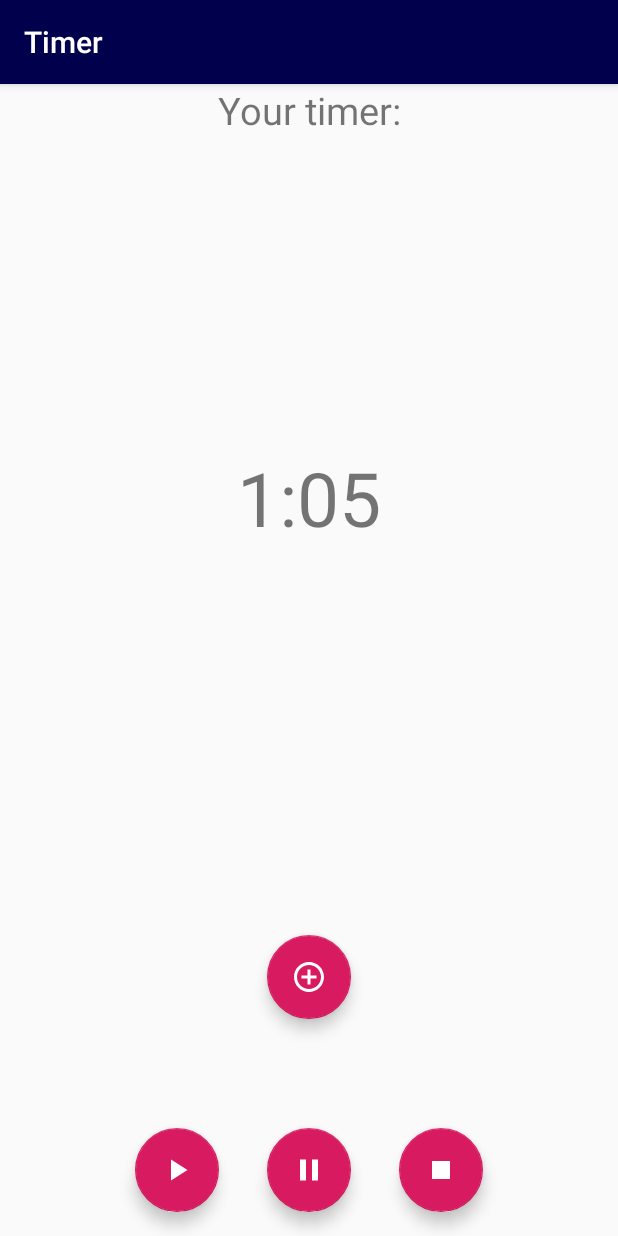
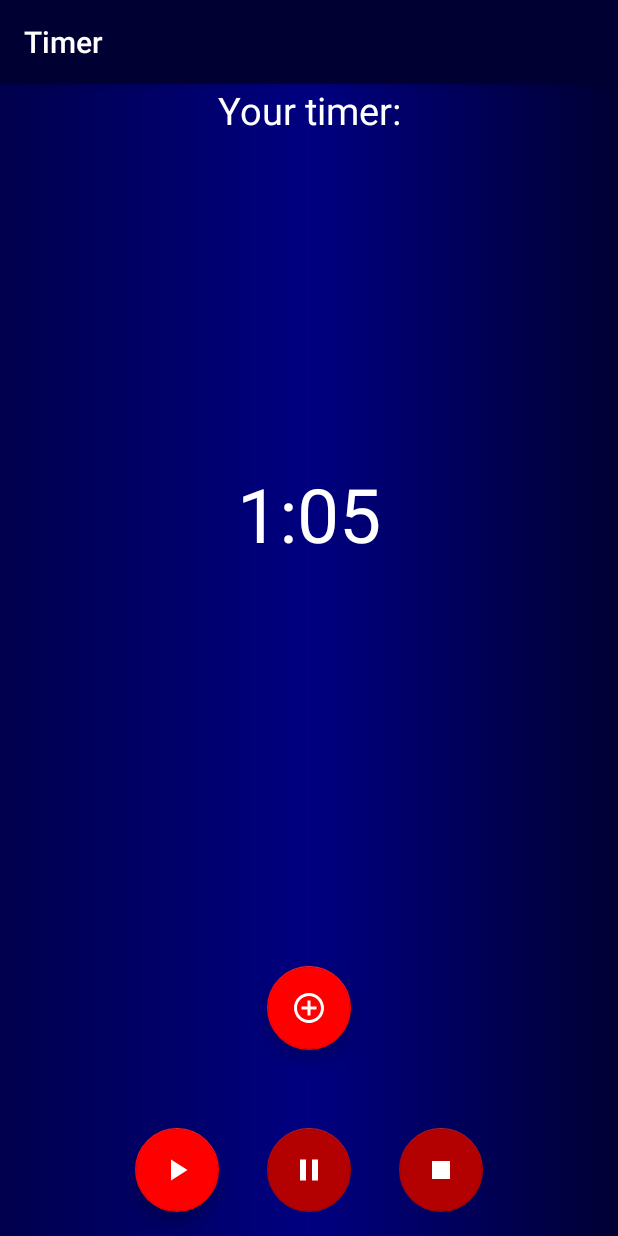
Before and after one commit to B1sham0n/Watch, an Android app: the screen it shows after launch (TimerActivity), after a tap on "Timer", on a phone screen of 412 x 824 dp. Run offline under Robolectric (Android 15) with nearby library versions, the phone set to English and light mode, and no system bars; 2 other taps on this screen came first.

Commit message:
new design + UtilButtons

```diff
--- a/app/src/main/java/android/example/watch/MainActivity.kt
+++ b/app/src/main/java/android/example/watch/MainActivity.kt
@@ -41,6 +41,7 @@ class MainActivity : AppCompatActivity(), NavigationView.OnNavigationItemSelecte
         fab.setOnClickListener { view ->
             showCreateCategoryDialog()
             //TODO: ОБЯЗАТЕЛЬНО добавить БД, в которой будет храниться выбранное GMT, и засунуть ее в UtilWatch
+            //TODO: в онпауз удалять поток с обновлением
         }
         val drawerLayout: DrawerLayout = findViewById(R.id.drawer_layout)
         val navView: NavigationView = findViewById(R.id.nav_view)
--- /dev/null
+++ b/app/src/main/java/android/example/watch/UtilButtons.kt
@@ -0,0 +1,75 @@
+package android.example.watch
+
+import android.content.Context
+import android.content.res.ColorStateList
+import android.graphics.Color
+import android.widget.Button
+import androidx.core.content.ContextCompat
+import com.google.android.material.floatingactionbutton.FloatingActionButton
+import kotlinx.android.synthetic.main.activity_timer.*
+import kotlinx.android.synthetic.main.content_timer.*
+
+class UtilButtons {
+    companion object{
+        private lateinit var enableColor: Color
+        private lateinit var disableColor: Color
+        fun updateButtonsTimer(timerState: TimerActivity.TimerState, fab_add: FloatingActionButton,
+                               fab_start: FloatingActionButton, fab_pause: FloatingActionButton,fab_stop: FloatingActionButton, context: Context){
+            when (timerState){
+                TimerActivity.TimerState.Running -> {
+                    setDisableButton(fab_add, context)
+                    setDisableButton(fab_start, context)
+                    setEnableButton(fab_pause, context)
+                    setEnableButton(fab_stop, context)
+                }
+                TimerActivity.TimerState.Paused -> {
+                    setDisableButton(fab_add, context)
+                    setDisableButton(fab_pause, context)
+                    setEnableButton(fab_start, context)
+                    setEnableButton(fab_stop, context)
+                }
+                TimerActivity.TimerState.Stopped -> {
+                    setDisableButton(fab_pause, context)
+                    setDisableButton(fab_stop, context)
+                    setEnableButton(fab_add, context)
+                    setEnableButton(fab_start, context)
+                }
+            }
+        }
+        fun updateButtonsStopwatch(stopwatchState: StopwatchActivity.StopwatchState,
+                               fab_start: FloatingActionButton, fab_restart: FloatingActionButton, fab_timer: FloatingActionButton, context: Context){
+            when(stopwatchState){
+                StopwatchActivity.StopwatchState.Running -> {
+                    //fab_start.setImageDrawable(resources.getDrawable(R.drawable.ic_pause))
+                    fab_start.setImageDrawable(ContextCompat.getDrawable(context, R.drawable.ic_pause))
+                    setDisableButton(fab_restart, context)
+                    setEnableButton(fab_timer, context)
+                    //fab_restart.backgroundTintList = resources.getColorStateList(R.color.disableButtons)
+                    //fab_timer.backgroundTintList = resources.getColorStateList(R.color.enableButtons)
+                    //fab_start.isEnabled = false
+                    //fab_restart.isEnabled = false
+                    //fab_timer.isEnabled = true
+                }
+                StopwatchActivity.StopwatchState.Paused -> {
+                    //fab_start.setImageDrawable(resources.getDrawable(R.drawable.ic_start))
+                    fab_start.setImageDrawable(ContextCompat.getDrawable(context, R.drawable.ic_start))
+                    setEnableButton(fab_restart, context)
+                    setDisableButton(fab_timer, context)
+                    //fab_start.isEnabled = true
+                    //fab_timer.backgroundTintList = resources.getColorStateList(R.color.disableButtons)
+                    //fab_restart.backgroundTintList = resources.getColorStateList(R.color.enableButtons)
+                    //fab_restart.isEnabled = true
+                    //fab_timer.isEnabled = false
+                }
+            }
+        }
+        private fun setEnableButton(fab: FloatingActionButton, context: Context){
+            fab.isEnabled = true
+            fab.backgroundTintList = ContextCompat.getColorStateList(context, R.color.enableButtons)
+        }
+         private fun setDisableButton(fab: FloatingActionButton, context: Context){
+            fab.isEnabled = false
+            fab.backgroundTintList = ContextCompat.getColorStateList(context, R.color.disableButtons)
+        }
+    }
+}
--- a/app/src/main/res/drawable/circle.xml
+++ b/app/src/main/res/drawable/circle.xml
@@ -9,9 +9,9 @@
             <shape xmlns:android="http://schemas.android.com/apk/res/android"
                 android:shape="ring"
                 android:innerRadiusRatio="2.5"
-                android:thickness="10dp"
+                android:thickness="20dp"
                 android:useLevel="true">
-                <solid android:color="@color/colorAccent"/>
+                <solid android:color="@color/enableButtons"/>
             </shape>
         </rotate>
     </item>
--- a/app/src/main/res/layout/activity_stopwatch.xml
+++ b/app/src/main/res/layout/activity_stopwatch.xml
@@ -5,6 +5,7 @@
         xmlns:tools="http://schemas.android.com/tools"
         android:layout_width="match_parent"
         android:layout_height="match_parent"
+        android:background="@drawable/bcg_activity"
         tools:context=".StopwatchActivity">
 
     <com.google.android.material.appbar.AppBarLayout
--- a/app/src/main/res/layout/activity_timer.xml
+++ b/app/src/main/res/layout/activity_timer.xml
@@ -5,6 +5,7 @@
         xmlns:tools="http://schemas.android.com/tools"
         android:layout_width="match_parent"
         android:layout_height="match_parent"
+        android:background="@drawable/bcg_activity"
         tools:context=".TimerActivity">
     <LinearLayout
             android:layout_width="match_parent"
--- a/app/src/main/res/layout/content_stopwatch.xml
+++ b/app/src/main/res/layout/content_stopwatch.xml
@@ -15,6 +15,7 @@
                 android:gravity="center|top"
                 android:text="Your stopwatch:"
                 android:textSize="30sp"
+                android:textColor="@android:color/white"
                 android:layout_weight="2"/>
         <TextView
                 android:id="@+id/tvStopwatch"
@@ -23,6 +24,7 @@
                 android:gravity="center"
                 android:text="00:00:00"
                 android:textSize="60sp"
+                android:textColor="@android:color/white"
                 android:layout_weight="2"/>
         <LinearLayout
                 android:layout_width="match_parent"
--- a/app/src/main/res/layout/content_timer.xml
+++ b/app/src/main/res/layout/content_timer.xml
@@ -17,13 +17,14 @@
             android:text="Your timer:"
             android:gravity="center"
             tools:ignore="MissingConstraints"
+            android:textColor="@android:color/white"
             />
     <ProgressBar
             android:id="@+id/progressBarTimer"
             style="?android:progressBarStyleHorizontal"
             android:progressDrawable="@drawable/circle"
             android:progress="0"
-        android:layout_width="318dp" android:layout_height="278dp"
+            android:layout_width="351dp" android:layout_height="341dp"
             android:layout_marginBottom="8dp" app:layout_constraintBottom_toBottomOf="parent"
             android:layout_marginTop="8dp" app:layout_constraintTop_toTopOf="parent"
             app:layout_constraintEnd_toEndOf="parent" android:layout_marginEnd="8dp"
@@ -34,6 +35,7 @@
         android:layout_height="wrap_content"
         android:text="10:00"
         android:textSize="50sp"
+        android:textColor="@android:color/white"
         android:layout_marginEnd="8dp" app:layout_constraintEnd_toEndOf="parent"
         app:layout_constraintStart_toStartOf="parent" android:layout_marginStart="8dp"
         android:layout_marginBottom="8dp" app:layout_constraintBottom_toBottomOf="parent"
--- a/app/src/main/res/values/colors.xml
+++ b/app/src/main/res/values/colors.xml
@@ -1,6 +1,6 @@
 <?xml version="1.0" encoding="utf-8"?>
 <resources>
-    <color name="colorPrimary">#00004d</color>
+    <color name="colorPrimary">#000033</color>
     <color name="colorPrimaryDark">#000033</color>
     <color name="colorAccent">#D81B60</color>
     <color name="disableButtons">#b30000</color>
```
Also changed, not shown: app/src/main/java/android/example/watch/StopwatchActivity.kt (+5 -29 lines), app/src/main/java/android/example/watch/TimerActivity.kt (+6 -29 lines), app/src/main/res/layout/inflater_timer_stopwatch.xml (+7 -1 lines). Lines whose indentation alone changed are shown as unchanged.
